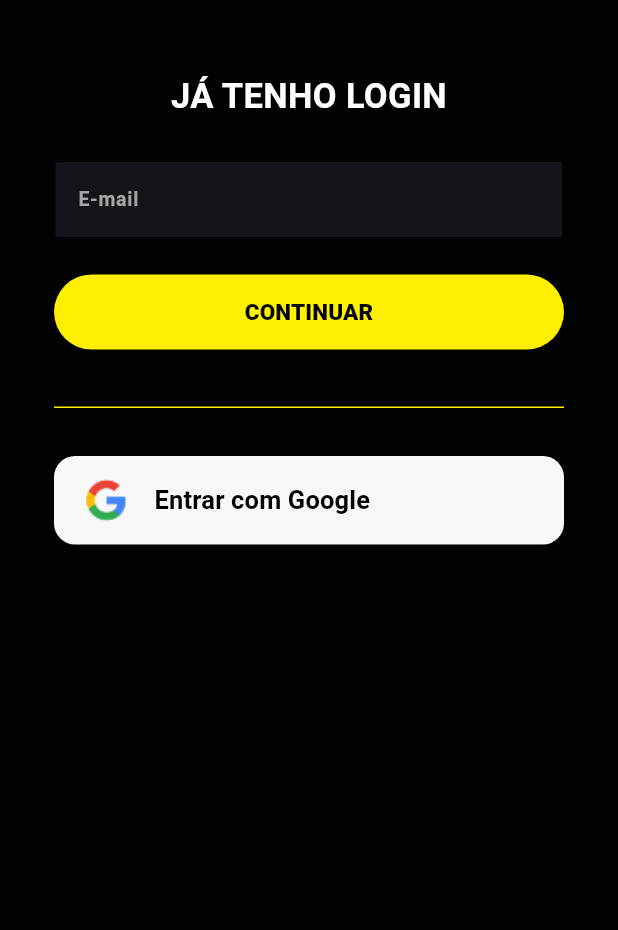
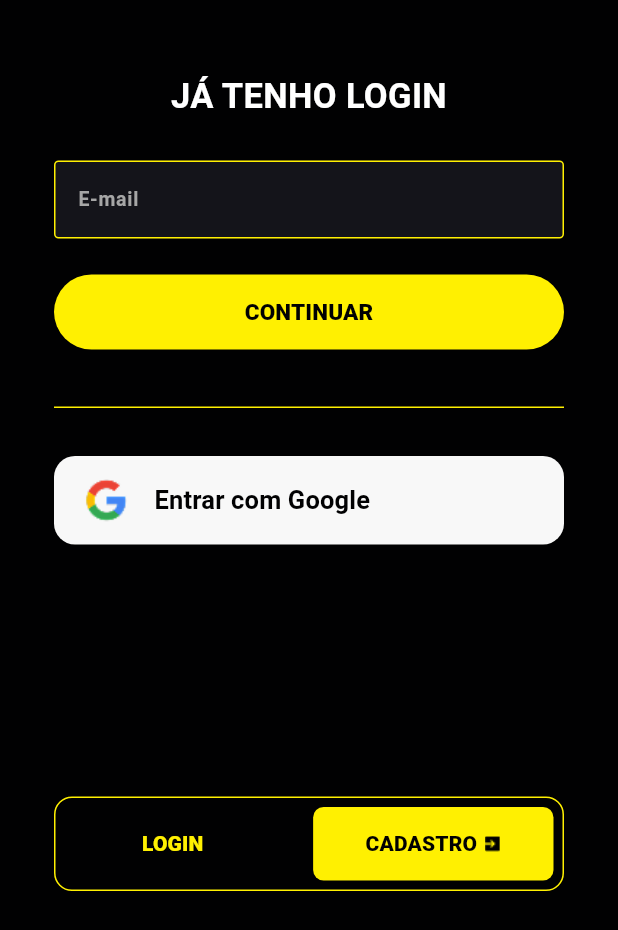
Before and after one commit to tonsoo/bet-blocker, a Flutter app: the screen it shows after launch, on a phone screen of 412 x 824 dp, the part 306-1236 px from its top. Run offline on Flutter 3.47's test engine with Material 3 defaults, Android fonts, the phone set to English and light mode, and no system bars; our stand-ins replace go_router.

Commit message:
botões para selecionar a pagina de login/cadastro

```diff
--- a/lib/screens/login/login_screen.dart
+++ b/lib/screens/login/login_screen.dart
@@ -12,8 +12,178 @@ class LoginScreen extends StatelessWidget {
       backgroundColor: AppColors.cSecond,
       body: SafeArea(
         child: Padding(
-          padding: EdgeInsets.only(top: 99, right: 36, left: 36),
+          padding: EdgeInsets.only(top: 99, right: 36, left: 36, bottom: 26),
           child: Column(
+            mainAxisAlignment: MainAxisAlignment.start,
+            crossAxisAlignment: CrossAxisAlignment.stretch,
+            children: [
+              Expanded(child: PageView(children: [_Login()])),
+              _PageButtonsWrapper(),
+            ],
+          ),
+        ),
+      ),
+    );
+  }
+}
+
+class _PageButtonsWrapper extends StatefulWidget {
+  const _PageButtonsWrapper();
+
+  @override
+  State<_PageButtonsWrapper> createState() => _PageButtonsWrapperState();
+}
+
+class _PageButtonsWrapperState extends State<_PageButtonsWrapper> {
+  bool isLogin = false;
+
+  @override
+  Widget build(BuildContext context) {
+    return Container(
+      padding: EdgeInsets.all(6),
+      decoration: BoxDecoration(
+        border: Border.all(color: AppColors.cMain, width: 1),
+        borderRadius: BorderRadius.all(Radius.circular(12)),
+      ),
+      child: Row(
+        mainAxisAlignment: MainAxisAlignment.spaceBetween,
+        crossAxisAlignment: CrossAxisAlignment.center,
+        spacing: 5.5,
+        children: [
+          Expanded(
+            child: _PageButton(
+              icon: 'assets/images/next.png',
+              title: 'LOGIN',
+              onClick:
+                  () => setState(() {
+                    isLogin = true;
+                  }),
+              selected: isLogin,
+            ),
+          ),
+          Expanded(
+            child: _PageButton(
+              icon: 'assets/images/next.png',
+              title: 'CADASTRO',
+              onClick:
+                  () => setState(() {
+                    isLogin = false;
+                  }),
+              selected: !isLogin,
+            ),
+          ),
+        ],
+      ),
+    );
+  }
+}
+
+class _PageButton extends StatefulWidget {
+  const _PageButton({
+    required this.title,
+    required this.icon,
+    required this.onClick,
+    this.selected = false,
+  });
+
+  final String title;
+  final String icon;
+  final bool selected;
+  final void Function() onClick;
+
+  @override
+  State<_PageButton> createState() => _PageButtonState();
+}
+
+class _PageButtonState extends State<_PageButton>
+    with SingleTickerProviderStateMixin {
+  late AnimationController _controller;
+  late Animation<Color?> _textColorAnim;
+  late Animation<Color?> _btnBgColorAnim;
+  late Animation<Color?> _btnForeColorAnim;
+  final duration = Duration(milliseconds: 350);
+  Color? color;
+
+  @override
+  void initState() {
+    super.initState();
+
+    _controller = AnimationController(duration: duration, vsync: this);
+    _textColorAnim = ColorTween(
+      begin: AppColors.cSecond,
+      end: AppColors.cMain,
+    ).animate(_controller)..addListener(() {
+      setState(() {});
+    });
+
+    _btnBgColorAnim = ColorTween(
+      begin: AppColors.cMain,
+      end: AppColors.cSecond,
+    ).animate(_controller)..addListener(() {
+      setState(() {});
+    });
+
+    _btnForeColorAnim = ColorTween(
+      begin: AppColors.cSecond,
+      end: AppColors.cMain,
+    ).animate(_controller)..addListener(() {
+      setState(() {});
+    });
+  }
+
+  @override
+  Widget build(BuildContext context) {
+    if (widget.selected) {
+      _controller.reverse();
+    } else {
+      _controller.forward();
+    }
+    return TextButton(
+      onPressed: widget.onClick,
+      style: TextButton.styleFrom(
+        backgroundColor: _btnBgColorAnim.value ?? AppColors.cMain,
+        foregroundColor: _btnForeColorAnim.value ?? AppColors.cSecond,
+        padding: EdgeInsets.symmetric(vertical: 14.5, horizontal: 10),
+        shape: RoundedRectangleBorder(
+          borderRadius: BorderRadius.all(Radius.circular(7)),
+          side: BorderSide.none,
+        ),
+      ),
+      child: Row(
+        mainAxisAlignment: MainAxisAlignment.center,
+        crossAxisAlignment: CrossAxisAlignment.center,
+        spacing: 5,
+        children: [
+          Text(
+            widget.title,
+            style: TextStyle(
+              color: _textColorAnim.value,
+              fontSize: 14,
+              fontWeight: FontWeight.w900,
+            ),
+          ),
+          AnimatedOpacity(
+            opacity: widget.selected ? 1 : 0,
+            duration: duration,
+            child: Image.asset(
+              widget.icon,
+              width: 11,
+              height: 11,
+              fit: BoxFit.contain,
+            ),
+          ),
+        ],
+      ),
+    );
+  }
+}
+
+class _Login extends StatelessWidget {
+  const _Login();
+
+  @override
+  Widget build(BuildContext context) {
+    return Column(
       mainAxisAlignment: MainAxisAlignment.start,
       crossAxisAlignment: CrossAxisAlignment.stretch,
       children: [
@@ -38,12 +208,9 @@ class LoginScreen extends StatelessWidget {
           decoration: InputDecoration(
             fillColor: AppColors.cSecond100,
             filled: true,
-                  border: OutlineInputBorder(
+            enabledBorder: OutlineInputBorder(
               borderRadius: BorderRadius.all(Radius.circular(3)),
-                    borderSide: BorderSide(
-                      color: AppColors.cSecond100,
-                      width: 1,
-                    ),
+              borderSide: BorderSide(color: AppColors.cMain, width: 1),
             ),
             focusedBorder: OutlineInputBorder(
               borderRadius: BorderRadius.all(Radius.circular(3)),
@@ -86,10 +253,7 @@ class LoginScreen extends StatelessWidget {
           ),
         ),
         SizedBox(height: 38),
-              Container(
-                height: 1,
-                decoration: BoxDecoration(color: AppColors.cMain),
-              ),
+        Container(height: 1, decoration: BoxDecoration(color: AppColors.cMain)),
         SizedBox(height: 32),
         TextButton(
           onPressed: () => {},
@@ -126,9 +290,6 @@ class LoginScreen extends StatelessWidget {
           ),
         ),
       ],
-          ),
-        ),
-      ),
     );
   }
 }
```
Also changed, not shown: assets/images/next.png (added). Lines whose indentation alone changed are shown as unchanged.
